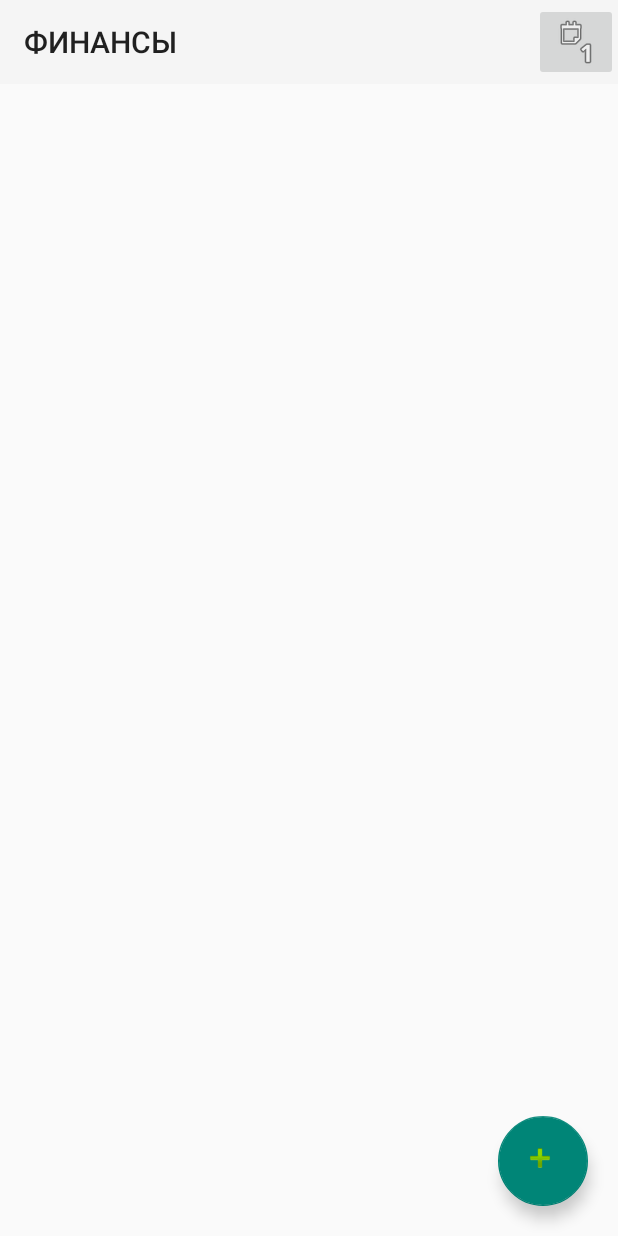
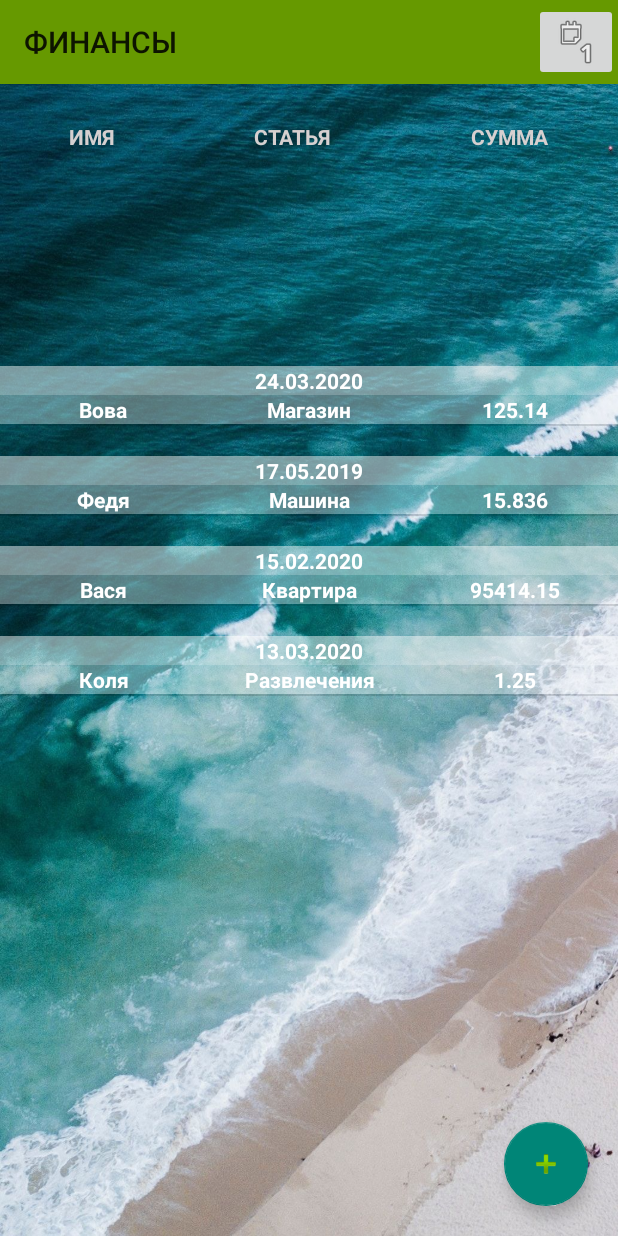
Before and after one commit to IlyaGolenya87/JavaStudy, an Android app: the FinanceActivity screen opened directly, with no data from a screen before it, on a phone screen of 412 x 824 dp. Run offline under Robolectric (Android 15) with nearby library versions, the phone set to English and light mode, and no system bars.

Commit message:
24.03.2020

```diff
--- /dev/null
+++ b/19.20.21/MyApp/app/src/main/java/com/example/myapp/AddCreditActivity.java
@@ -0,0 +1,18 @@
+package com.example.myapp;
+
+import androidx.appcompat.app.AppCompatActivity;
+
+import android.os.Bundle;
+
+public class AddCreditActivity extends AppCompatActivity {
+
+    @Override
+    protected void onCreate(Bundle savedInstanceState) {
+        super.onCreate(savedInstanceState);
+        setContentView(R.layout.activity_add_credit);
+    }
+
+
+
+
+}
--- a/19.20.21/MyApp/app/src/main/java/com/example/myapp/FinanceActivity.java
+++ b/19.20.21/MyApp/app/src/main/java/com/example/myapp/FinanceActivity.java
@@ -2,12 +2,17 @@ package com.example.myapp;
 
 import androidx.appcompat.app.AppCompatActivity;
 
+import android.app.Activity;
+import android.content.Intent;
 import android.os.Bundle;
 import android.view.View;
 import android.widget.ImageButton;
+import android.widget.ListView;
 
 import com.example.myapp.Utils.Dialog;
+import com.example.myapp.adapter.FinancesAdapter;
 import com.example.myapp.model.Finance;
+import com.google.android.material.floatingactionbutton.FloatingActionButton;
 
 public class FinanceActivity extends AppCompatActivity {
 
@@ -20,10 +25,42 @@ public class FinanceActivity extends AppCompatActivity {
         calendarBtn.setOnClickListener(new View.OnClickListener() {
             @Override
             public void onClick(View v) {
-
                 Dialog.showCalendarDialog(FinanceActivity.this);
 
             }
         });
+
+        FloatingActionButton addBtn = findViewById(R.id.addBtn);
+        addBtn.setOnClickListener(new View.OnClickListener() {
+            @Override
+            public void onClick(View v) {
+                Intent intent = new Intent(FinanceActivity.this, AddCreditActivity.class);
+                startActivity(intent);
+            }
+        });
+
+        financesList = findViewById(R.id.financesList);
+        FinancesAdapter adapter = new FinancesAdapter(fakeFinances, this);
+        financesList.setAdapter(adapter);
+
+
+
     }
+
+    /////
+    //TODO: remove
+    private Finance[] fakeFinances = {
+            new Finance(125.14f, "Вова", "Магазин", "24.03.2020"),
+            new Finance(15.836f, "Федя", "Машина", "17.05.2019"),
+            new Finance(95414.15f, "Вася", "Квартира", "15.02.2020"),
+            new Finance(1.25f, "Коля", "Развлечения", "13.03.2020"),
+
+    };
+    /////
+
+    private ListView financesList;
+
+
+
+
 }
--- /dev/null
+++ b/19.20.21/MyApp/app/src/main/java/com/example/myapp/adapter/FinancesAdapter.java
@@ -0,0 +1,63 @@
+package com.example.myapp.adapter;
+
+import android.content.Context;
+import android.view.LayoutInflater;
+import android.view.View;
+import android.view.ViewGroup;
+import android.widget.BaseAdapter;
+import android.widget.TextView;
+
+import com.example.myapp.R;
+import com.example.myapp.model.Finance;
+
+import java.util.zip.Inflater;
+
+public class FinancesAdapter extends BaseAdapter {
+    // класс помогает андроиду понять сколько элементов ListView нужно отображать и в какой последовательности
+
+    private Finance[] finances;
+    private Context context;        // хранит информацию о процессе, т.к. в андроид активити это наследник контекста, используем для возможности передать текущую активити
+
+    public FinancesAdapter(Finance[] finances, Context context) {
+        this.finances = finances;
+        this.context = context;
+    }
+
+    @Override
+    public int getCount() {     //возвращает количество элементов ListView
+        return this.finances.length;
+    }
+
+    @Override
+    public Object getItem(int position) {
+        return this.finances [position];
+    }
+
+    @Override
+    public long getItemId(int position) {
+        return 0;
+    }
+
+    @Override
+    public View getView(int position, View convertView, ViewGroup parent) {     //
+        Finance f = this.finances [position];
+        View view = convertView;
+        //если элемент списка отображается впервые - это значение будет равно null, и необходимо
+        //загрузить макет элемента списка самостоятельно.
+        if (view == null){      //true = отображается впервые
+            view =  LayoutInflater.from(this.context).inflate(R.layout.finances_item, parent, false);
+        }
+        TextView sum = view.findViewById(R.id.sum);
+        TextView date = view.findViewById(R.id.date);
+        TextView name = view.findViewById(R.id.name);
+        TextView creditlable = view.findViewById(R.id.creditLabel);
+
+        sum.setText(String.valueOf(f.sum));
+        date.setText(f.date);
+        name.setText(f.name);
+        creditlable.setText(f.creditLabel);
+
+        return view;
+
+    }
+}
--- a/19.20.21/MyApp/app/src/main/java/com/example/myapp/model/Finance.java
+++ b/19.20.21/MyApp/app/src/main/java/com/example/myapp/model/Finance.java
@@ -16,5 +16,10 @@ public class Finance {
     @SerializedName("date")
     public String date;
 
-
+    public Finance(float sum, String name, String creditLabel, String date) {
+        this.sum = sum;
+        this.name = name;
+        this.creditLabel = creditLabel;
+        this.date = date;
+    }
 }
--- /dev/null
+++ b/19.20.21/MyApp/app/src/main/res/layout/activity_add_credit.xml
@@ -0,0 +1,9 @@
+<?xml version="1.0" encoding="utf-8"?>
+<androidx.constraintlayout.widget.ConstraintLayout xmlns:android="http://schemas.android.com/apk/res/android"
+    xmlns:app="http://schemas.android.com/apk/res-auto"
+    xmlns:tools="http://schemas.android.com/tools"
+    android:layout_width="match_parent"
+    android:layout_height="match_parent"
+    tools:context=".AddCreditActivity">
+
+</androidx.constraintlayout.widget.ConstraintLayout>
--- a/19.20.21/MyApp/app/src/main/res/layout/activity_finance.xml
+++ b/19.20.21/MyApp/app/src/main/res/layout/activity_finance.xml
@@ -4,13 +4,14 @@
     xmlns:tools="http://schemas.android.com/tools"
     android:layout_width="match_parent"
     android:layout_height="match_parent"
+    android:background="@drawable/background"
     tools:context=".FinanceActivity">
 
     <androidx.appcompat.widget.Toolbar
         android:id="@+id/toolbar"
         android:layout_width="match_parent"
         android:layout_height="wrap_content"
-        android:background="?attr/colorPrimary"
+        android:background="@android:color/holo_green_dark"
         android:minHeight="?attr/actionBarSize"
         android:theme="?attr/actionBarTheme"
         app:layout_constraintBottom_toBottomOf="parent"
@@ -31,22 +32,72 @@
         app:layout_constraintTop_toTopOf="parent"
         app:srcCompat="@android:drawable/ic_menu_day" />
 
-    <ListView
+    <View
+        android:id="@+id/view"
         android:layout_width="match_parent"
-        android:layout_height="0dp"
-        app:layout_constraintBottom_toBottomOf="parent"
+        android:layout_height="25dp"
+        app:layout_constraintBottom_toTopOf="@+id/financesList"
         app:layout_constraintEnd_toEndOf="parent"
         app:layout_constraintHorizontal_bias="0.0"
         app:layout_constraintStart_toStartOf="parent"
         app:layout_constraintTop_toBottomOf="@+id/toolbar"
-        app:layout_constraintVertical_bias="0.0">
+        app:layout_constraintVertical_bias="0.176" />
+
+    <LinearLayout
+        android:layout_width="match_parent"
+        android:layout_height="25dp"
+        android:orientation="horizontal"
+        app:layout_constraintBottom_toBottomOf="@+id/view"
+        app:layout_constraintEnd_toEndOf="@+id/view"
+        app:layout_constraintStart_toStartOf="@+id/view"
+        app:layout_constraintTop_toTopOf="@+id/view">
+
+        <TextView
+            android:id="@+id/textView10"
+            android:layout_width="wrap_content"
+            android:layout_height="wrap_content"
+            android:layout_weight="1"
+            android:gravity="center_horizontal|center_vertical"
+            android:text="ИМЯ"
+            android:textColor="#D6D0D0"
+            android:textStyle="bold" />
+
+        <TextView
+            android:id="@+id/textView11"
+            android:layout_width="wrap_content"
+            android:layout_height="wrap_content"
+            android:layout_weight="1"
+            android:gravity="center_horizontal|center_vertical"
+            android:text="СТАТЬЯ"
+            android:textColor="#D6D0D0"
+            android:textStyle="bold" />
+
+        <TextView
+            android:id="@+id/textView12"
+            android:layout_width="wrap_content"
+            android:layout_height="wrap_content"
+            android:layout_weight="1"
+            android:gravity="center_horizontal|center_vertical"
+            android:text="СУММА"
+            android:textColor="#D6D0D0"
+            android:textStyle="bold" />
+    </LinearLayout>
+
+    <ListView
+        android:id="@+id/financesList"
+        android:layout_width="match_parent"
+        android:layout_height="600dp"
+        app:layout_constraintBottom_toBottomOf="parent"
+        app:layout_constraintEnd_toEndOf="parent"
+        app:layout_constraintHorizontal_bias="0.0"
+        app:layout_constraintStart_toStartOf="parent">
 
     </ListView>
 
     <com.google.android.material.floatingactionbutton.FloatingActionButton
-        android:id="@+id/floatingActionButton2"
-        android:layout_width="60dp"
-        android:layout_height="60dp"
+        android:id="@+id/addBtn"
+        android:layout_width="58dp"
+        android:layout_height="56dp"
         android:layout_marginEnd="20dp"
         android:layout_marginRight="20dp"
         android:layout_marginBottom="20dp"
@@ -55,7 +106,7 @@
         app:layout_constraintBottom_toBottomOf="parent"
         app:layout_constraintEnd_toEndOf="parent"
         app:layout_constraintHorizontal_bias="1.0"
-        app:layout_constraintStart_toStartOf="@+id/_dynamic"
+        app:layout_constraintStart_toStartOf="@+id/toolbar"
         app:layout_constraintTop_toBottomOf="@+id/toolbar"
         app:layout_constraintVertical_bias="1.0"
         app:srcCompat="@android:drawable/ic_input_add" />
--- /dev/null
+++ b/19.20.21/MyApp/app/src/main/res/layout/finances_item.xml
@@ -0,0 +1,67 @@
+<?xml version="1.0" encoding="utf-8"?>
+<androidx.constraintlayout.widget.ConstraintLayout
+    xmlns:android="http://schemas.android.com/apk/res/android"
+    xmlns:app="http://schemas.android.com/apk/res-auto"
+    xmlns:tools="http://schemas.android.com/tools"
+    android:layout_width="match_parent"
+    android:layout_height="match_parent">
+
+    <LinearLayout
+        android:id="@+id/linearLayout"
+        android:layout_width="match_parent"
+        android:layout_height="wrap_content"
+        android:background="#57FFFFFF"
+        android:orientation="horizontal"
+        android:weightSum="3"
+        app:layout_constraintBottom_toBottomOf="parent"
+        app:layout_constraintEnd_toEndOf="parent"
+        app:layout_constraintHorizontal_bias="0.0"
+        app:layout_constraintStart_toStartOf="parent"
+        app:layout_constraintTop_toBottomOf="@+id/date"
+        app:layout_constraintVertical_bias="0.013">
+
+        <TextView
+            android:id="@+id/name"
+            android:layout_width="match_parent"
+            android:layout_height="wrap_content"
+            android:layout_weight="1"
+            android:gravity="center_horizontal|center_vertical"
+            android:text=""
+            android:textColor="#FFFFFF"
+            android:textStyle="bold" />
+
+        <TextView
+            android:id="@+id/creditLabel"
+            android:layout_width="match_parent"
+            android:layout_height="wrap_content"
+            android:layout_weight="1"
+            android:gravity="center_horizontal|center_vertical"
+            android:text=""
+            android:textColor="#FFFFFF"
+            android:textStyle="bold" />
+
+        <TextView
+            android:id="@+id/sum"
+            android:layout_width="match_parent"
+            android:layout_height="wrap_content"
+            android:layout_weight="1"
+            android:gravity="center_horizontal|center_vertical"
+            android:text=""
+            android:textColor="#FFFFFF"
+            android:textStyle="bold" />
+    </LinearLayout>
+
+    <TextView
+        android:id="@+id/date"
+        android:layout_width="match_parent"
+        android:layout_height="wrap_content"
+        android:layout_marginTop="20dp"
+        android:layout_weight="1"
+        android:background="#7AFFFFFF"
+        android:gravity="center_horizontal|center_vertical"
+        android:textColor="#FFFFFF"
+        android:textStyle="bold"
+        app:layout_constraintEnd_toEndOf="parent"
+        app:layout_constraintStart_toStartOf="parent"
+        app:layout_constraintTop_toTopOf="parent" />
+</androidx.constraintlayout.widget.ConstraintLayout>
```
Also changed, not shown: 19.20.21/MyApp/app/src/main/AndroidManifest.xml (+3 -4 lines).
